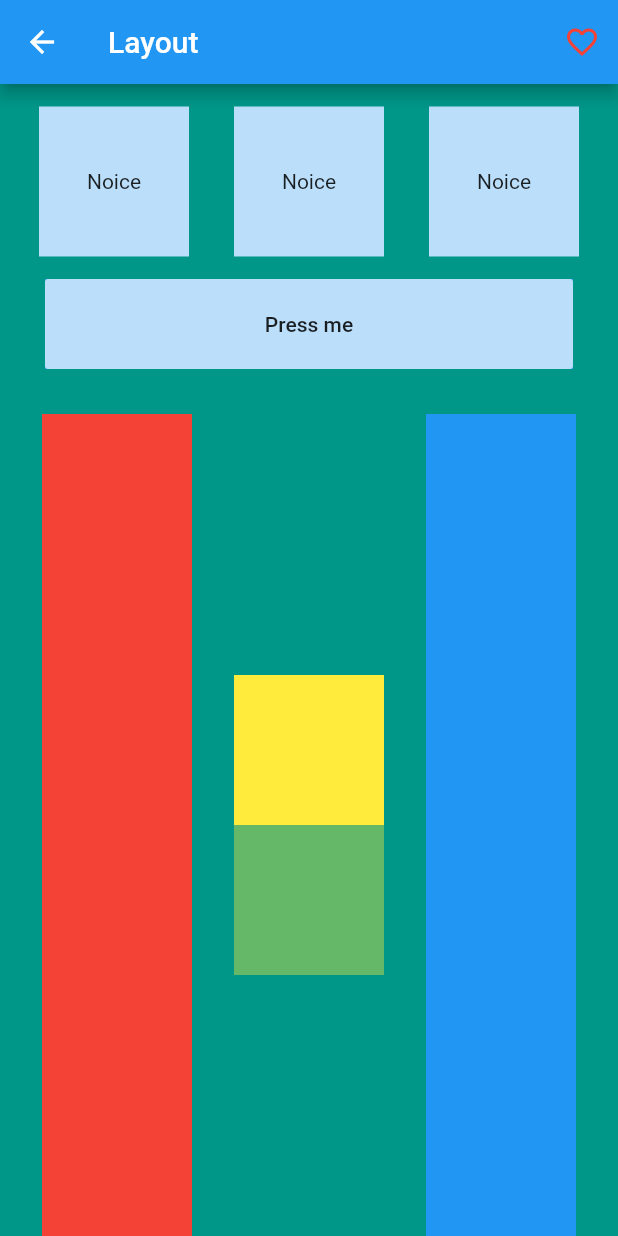
After one commit to Zak9O/tests, a Flutter app: the screen it shows after launch, after a tap on "Layout", on a phone screen of 412 x 824 dp. The commit adds this screen. Run offline on Flutter 3.47's test engine with Material 2 defaults, Android fonts, the phone set to English and light mode, and no system bars.

Commit message:
Added LayoutRoute

```diff
--- /dev/null
+++ b/lib/layout/layout_route.dart
@@ -0,0 +1,128 @@
+import 'package:flutter/material.dart';
+
+class LayoutRoute extends StatefulWidget {
+  @override
+  _LayoutRouteState createState() => _LayoutRouteState();
+}
+
+class _LayoutRouteState extends State<LayoutRoute> {
+  IconData _myIcon = Icons.favorite_border;
+
+  int _colorDepth = 100;
+
+  @override
+  Widget build(BuildContext context) {
+    return Scaffold(
+      backgroundColor: Colors.teal,
+      appBar: AppBar(
+        title: Text("Layout"),
+        actions: <Widget>[
+          IconButton(
+            icon: Icon(
+              _myIcon,
+              color: Colors.red,
+            ),
+            onPressed: () {
+              setState(() {
+                if (_myIcon == Icons.favorite_border) {
+                  _myIcon = Icons.favorite;
+                } else {
+                  _myIcon = Icons.favorite_border;
+                }
+              });
+            },
+          )
+        ],
+      ),
+      body: Column(
+        children: <Widget>[
+          Row(
+            mainAxisAlignment: MainAxisAlignment.center,
+            children: _makeRowChildren(),
+          ),
+          Row(
+            mainAxisSize: MainAxisSize.min,
+            children: <Widget>[
+              Expanded(
+                child: Container(
+                  margin: EdgeInsets.symmetric(horizontal: 30.0),
+                  color: Colors.blue,
+                  height: 60.0,
+                  child: FlatButton(
+                    child: Text("Press me"),
+                    color: Colors.blue[_colorDepth],
+                    splashColor: Colors.blue[_colorDepth + 100],
+                    onPressed: () {
+                      setState(() {
+                        if (_colorDepth == 900) {
+                          _colorDepth = 100;
+                        } else {
+                          _colorDepth += 100;
+                        }
+                      });
+                    },
+                  ),
+                ),
+              )
+            ],
+          ),
+          SizedBox(
+            height: 30.0,
+          ),
+          Expanded(
+            child: Row(
+              mainAxisAlignment: MainAxisAlignment.spaceEvenly,
+              children: <Widget>[
+                Container(
+                  height: double.infinity,
+                  width: 100.0,
+                  color: Colors.red,
+                ),
+                Container(
+                  width: 100.0,
+                  height: 200.0,
+                  child: Column(
+                    crossAxisAlignment: CrossAxisAlignment.stretch,
+                    children: <Widget>[
+                      Container(
+                        height: 100.0,
+                        color: Colors.yellow,
+                      ),
+                      Container(
+                        height: 100.0,
+                        color: Colors.yellow.withOpacity(0.4),
+                      )
+                    ],
+                  ),
+                ),
+                Container(
+                  width: 100.0,
+                  height: double.infinity,
+                  color: Colors.blue,
+                )
+              ],
+            ),
+          )
+        ],
+      ),
+    );
+  }
+
+  _makeRowChildren() {
+    List<Container> containers = <Container>[];
+
+    for (int i = 0; i < 3; i++) {
+      containers.add(Container(
+        margin: EdgeInsets.all(15.0),
+        height: 100.0,
+        width: 100.0,
+        color: Colors.blue[_colorDepth],
+        child: Center(
+          child: Text("Noice"),
+        ),
+      ));
+    }
+
+    return containers;
+  }
+}
--- a/lib/main.dart
+++ b/lib/main.dart
@@ -1,9 +1,11 @@
 import 'package:flutter/cupertino.dart';
 import 'package:flutter/material.dart';
 import 'package:tests/dropdown_route.dart';
+import 'package:tests/layout/layout_route.dart';
 import 'package:tests/main_tile.dart';
 import 'package:tests/navigationbar/navigation_bar_route.dart';
 import 'package:tests/textField_route.dart';
+import 'package:tests/visit_card/visit_card_route.dart';
 
 void main() => runApp(MaterialApp(
       title: "Navigation Screen",
@@ -29,7 +31,10 @@ class StartRoute extends StatelessWidget {
               DropdownRoute(Colors.blue[100]), context),
           MainTile(Colors.blue[200], "Textfields and\ngetting userinput",
               TextFieldRoute(), context),
-          MainTile(Colors.blue[300], "Navigationbar", NavigationBarRoute(), context)
+          MainTile(
+              Colors.blue[300], "Navigationbar", NavigationBarRoute(), context),
+          MainTile(Colors.blue[400], "Layout", LayoutRoute(), context),
+          MainTile(Colors.blue[500], "Visit Card", VisitCardRoute, context)
         ],
       ),
     );
--- a/lib/navigationbar/navigation_bar_route.dart
+++ b/lib/navigationbar/navigation_bar_route.dart
@@ -11,7 +11,6 @@ class NavigationBarRoute extends StatefulWidget {
 
 class NavItem {
   NavItem(this.title, this.icon, this.isSelected);
-
   final String title;
   final IconData icon;
   bool isSelected;
--- /dev/null
+++ b/lib/visit_card/visit_card_route.dart
@@ -0,0 +1,28 @@
+import 'package:flutter/material.dart';
+
+class VisitCardRoute extends StatefulWidget {
+  @override
+  _VisitCardRouteState createState() => _VisitCardRouteState();
+}
+
+class _VisitCardRouteState extends State<VisitCardRoute> {
+  @override
+  Widget build(BuildContext context) {
+    return Scaffold(
+      backgroundColor: Colors.teal,
+      appBar: AppBar(
+        title: Text("Visit Card"),
+      ),
+      body: Column(
+        children: <Widget>[
+          CircleAvatar(
+            radius: 15.0,
+            backgroundColor: Colors.red,
+            backgroundImage:
+                AssetImage('assets\images\hugo-bitcoin-mining.png'),
+          )
+        ],
+      ),
+    );
+  }
+}
```
